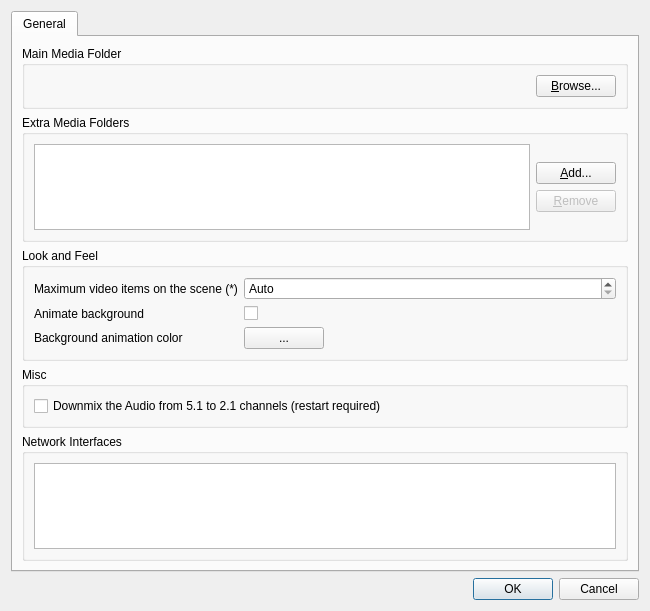
Before: the Qt Designer form client/src/ui/dialogs/preferences_dialog.ui in networkoptix/nx_open, drawn with Qt 5.
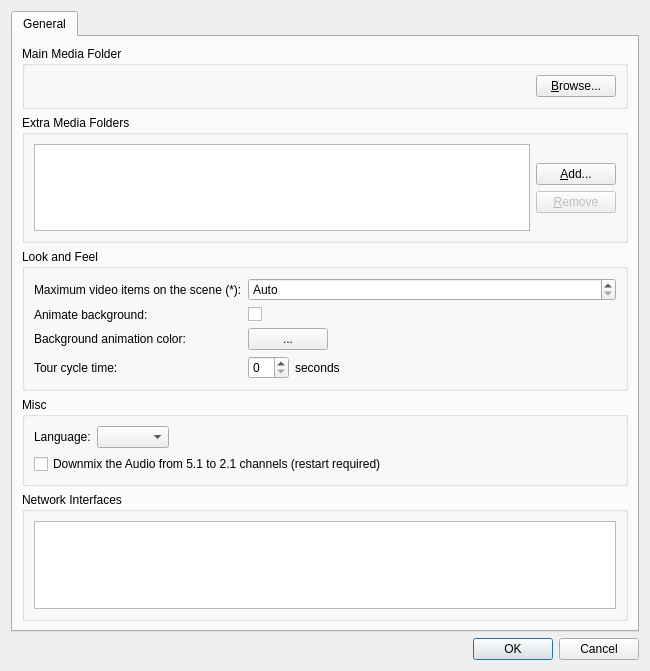
After: the same form once the commit is applied. Custom widgets are drawn as their Qt base class.

Diff of the .ui file:
```diff
--- a/client/src/ui/dialogs/preferences_dialog.ui
+++ b/client/src/ui/dialogs/preferences_dialog.ui
@@ -7,7 +7,7 @@
     <x>0</x>
     <y>0</y>
     <width>650</width>
-    <height>611</height>
+    <height>671</height>
    </rect>
   </property>
   <property name="sizePolicy">
@@ -153,10 +153,13 @@
           <property name="fieldGrowthPolicy">
            <enum>QFormLayout::AllNonFixedFieldsGrow</enum>
           </property>
+          <property name="verticalSpacing">
+           <number>6</number>
+          </property>
           <item row="0" column="0">
            <widget class="QLabel" name="maxVideoItemsLabel">
             <property name="text">
-             <string>Maximum video items on the scene (*)</string>
+             <string>Maximum video items on the scene (*):</string>
             </property>
             <property name="buddy">
              <cstring>maxVideoItemsSpinBox</cstring>
@@ -194,7 +197,7 @@
           <item row="1" column="0">
            <widget class="QLabel" name="animateBackgroundLabel">
             <property name="text">
-             <string>Animate background</string>
+             <string>Animate background:</string>
             </property>
            </widget>
           </item>
@@ -208,7 +211,7 @@
           <item row="2" column="0">
            <widget class="QLabel" name="backgroundColorLabel">
             <property name="text">
-             <string>Background animation color</string>
+             <string>Background animation color:</string>
             </property>
            </widget>
           </item>
@@ -244,6 +247,27 @@
             </layout>
            </widget>
           </item>
+          <item row="3" column="0">
+           <widget class="QLabel" name="tourCycleTimeLabel">
+            <property name="text">
+             <string>Tour cycle time:</string>
+            </property>
+           </widget>
+          </item>
+          <item row="3" column="1">
+           <layout class="QHBoxLayout" name="horizontalLayout_4" stretch="0,1">
+            <item>
+             <widget class="QSpinBox" name="tourCycleTimeSpinBox"/>
+            </item>
+            <item>
+             <widget class="QLabel" name="label_2">
+              <property name="text">
+               <string>seconds</string>
+              </property>
+             </widget>
+            </item>
+           </layout>
+          </item>
          </layout>
         </widget>
        </item>
@@ -252,7 +276,40 @@
          <property name="title">
           <string>Misc</string>
          </property>
-         <layout class="QVBoxLayout" name="verticalLayout_15">
+         <layout class="QVBoxLayout" name="verticalLayout_4">
+          <item>
+           <layout class="QHBoxLayout" name="horizontalLayout_3">
+            <item>
+             <widget class="QLabel" name="languageLabel">
+              <property name="sizePolicy">
+               <sizepolicy hsizetype="Preferred" vsizetype="Preferred">
+                <horstretch>0</horstretch>
+                <verstretch>0</verstretch>
+               </sizepolicy>
+              </property>
+              <property name="text">
+               <string>Language:</string>
+              </property>
+             </widget>
+            </item>
+            <item>
+             <widget class="QComboBox" name="languageComboBox"/>
+            </item>
+            <item>
+             <spacer name="horizontalSpacer_2">
+              <property name="orientation">
+               <enum>Qt::Horizontal</enum>
+              </property>
+              <property name="sizeHint" stdset="0">
+               <size>
+                <width>40</width>
+                <height>20</height>
+               </size>
+              </property>
+             </spacer>
+            </item>
+           </layout>
+          </item>
           <item>
            <widget class="QCheckBox" name="downmixAudioCheckBox">
             <property name="text">
```
